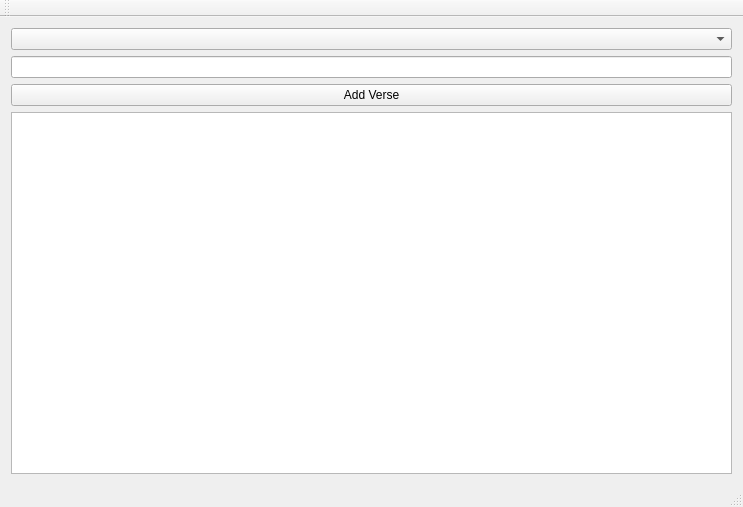
Old version of the form src/mainwindow.ui in the repository gioffgp/VerseAccumulator.
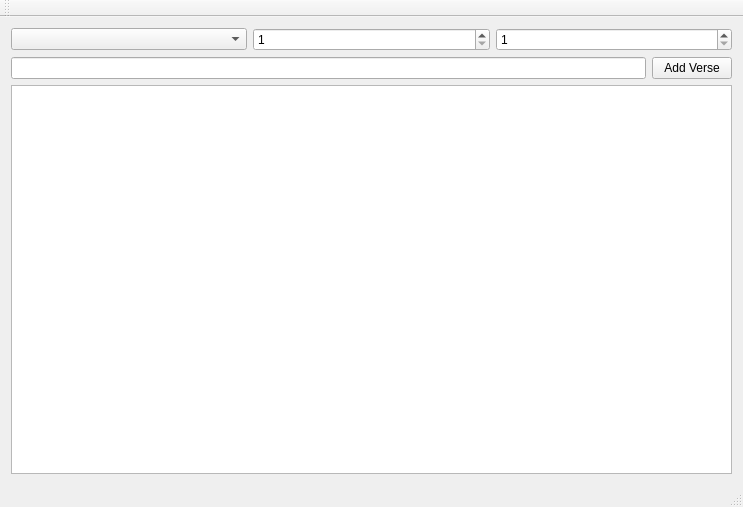
New version of the form.

Commit message: Allow entry of chapter and verse

```diff
--- a/src/mainwindow.ui
+++ b/src/mainwindow.ui
@@ -16,9 +16,35 @@
   <widget class="QWidget" name="centralWidget">
    <layout class="QVBoxLayout" name="verticalLayout">
     <item>
+     <layout class="QHBoxLayout" name="horizontalLayout">
+      <item>
      <widget class="QComboBox" name="CBBibleBook"/>
     </item>
     <item>
+       <widget class="QSpinBox" name="SBChapter">
+        <property name="minimum">
+         <number>1</number>
+        </property>
+        <property name="maximum">
+         <number>150</number>
+        </property>
+       </widget>
+      </item>
+      <item>
+       <widget class="QSpinBox" name="SBVerse">
+        <property name="minimum">
+         <number>1</number>
+        </property>
+        <property name="maximum">
+         <number>176</number>
+        </property>
+       </widget>
+      </item>
+     </layout>
+    </item>
+    <item>
+     <layout class="QHBoxLayout" name="horizontalLayout_2">
+      <item>
      <widget class="QLineEdit" name="LEVerseEntry"/>
     </item>
     <item>
@@ -27,6 +53,8 @@
        <string>Add Verse</string>
       </property>
      </widget>
+      </item>
+     </layout>
     </item>
     <item>
      <widget class="QPlainTextEdit" name="PTEAllVerses">
```
Lines whose indentation alone changed are shown as unchanged. The commit also changes 1 other file.
